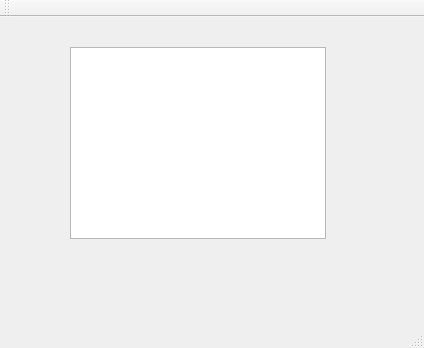
Old version of the form mainwindow.ui in the repository yileiren/YDocManager.
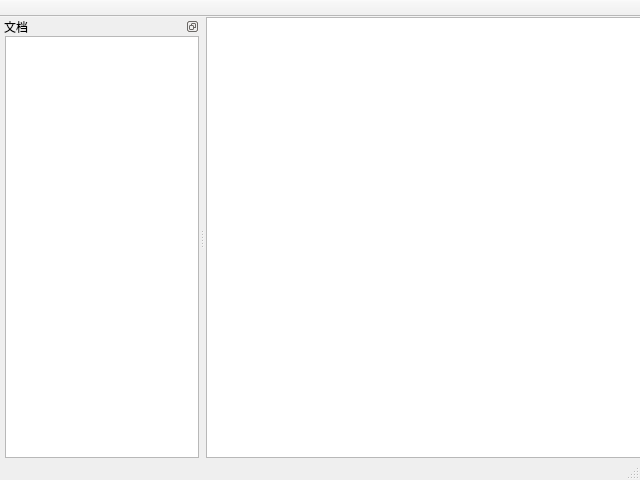
New version of the form. Custom widgets are drawn as their Qt base class.

Commit message: 窗体布局

The edit to the form file:
```diff
--- a/mainwindow.ui
+++ b/mainwindow.ui
@@ -6,24 +6,59 @@
    <rect>
     <x>0</x>
     <y>0</y>
-    <width>424</width>
-    <height>348</height>
+    <width>640</width>
+    <height>480</height>
    </rect>
   </property>
+  <property name="minimumSize">
+   <size>
+    <width>640</width>
+    <height>480</height>
+   </size>
+  </property>
+  <property name="contextMenuPolicy">
+   <enum>Qt::NoContextMenu</enum>
+  </property>
   <property name="windowTitle">
    <string>MainWindow</string>
   </property>
   <widget class="QWidget" name="centralWidget">
-   <widget class="YRichEditor" name="yRichEditor">
-    <property name="geometry">
-     <rect>
-      <x>70</x>
-      <y>30</y>
-      <width>256</width>
-      <height>192</height>
-     </rect>
+   <property name="sizePolicy">
+    <sizepolicy hsizetype="Preferred" vsizetype="Preferred">
+     <horstretch>0</horstretch>
+     <verstretch>0</verstretch>
+    </sizepolicy>
+   </property>
+   <layout class="QVBoxLayout" name="verticalLayout" stretch="0">
+    <property name="spacing">
+     <number>2</number>
     </property>
-   </widget>
+    <property name="leftMargin">
+     <number>1</number>
+    </property>
+    <property name="topMargin">
+     <number>0</number>
+    </property>
+    <property name="rightMargin">
+     <number>5</number>
+    </property>
+    <property name="bottomMargin">
+     <number>0</number>
+    </property>
+    <item>
+     <widget class="YRichEditor" name="yRichEditor">
+      <property name="minimumSize">
+       <size>
+        <width>500</width>
+        <height>0</height>
+       </size>
+      </property>
+      <property name="contextMenuPolicy">
+       <enum>Qt::NoContextMenu</enum>
+      </property>
+     </widget>
+    </item>
+   </layout>
   </widget>
   <widget class="QMenuBar" name="menuBar">
    <property name="geometry">
@@ -36,6 +71,18 @@
    </property>
   </widget>
   <widget class="QToolBar" name="mainToolBar">
+   <property name="contextMenuPolicy">
+    <enum>Qt::NoContextMenu</enum>
+   </property>
+   <property name="movable">
+    <bool>false</bool>
+   </property>
+   <property name="allowedAreas">
+    <set>Qt::TopToolBarArea</set>
+   </property>
+   <property name="floatable">
+    <bool>false</bool>
+   </property>
    <attribute name="toolBarArea">
     <enum>TopToolBarArea</enum>
    </attribute>
@@ -44,6 +91,78 @@
    </attribute>
   </widget>
   <widget class="QStatusBar" name="statusBar"/>
+  <widget class="QDockWidget" name="dockWidget">
+   <property name="minimumSize">
+    <size>
+     <width>200</width>
+     <height>147</height>
+    </size>
+   </property>
+   <property name="sizeIncrement">
+    <size>
+     <width>0</width>
+     <height>0</height>
+    </size>
+   </property>
+   <property name="mouseTracking">
+    <bool>true</bool>
+   </property>
+   <property name="focusPolicy">
+    <enum>Qt::NoFocus</enum>
+   </property>
+   <property name="contextMenuPolicy">
+    <enum>Qt::NoContextMenu</enum>
+   </property>
+   <property name="acceptDrops">
+    <bool>false</bool>
+   </property>
+   <property name="autoFillBackground">
+    <bool>false</bool>
+   </property>
+   <property name="features">
+    <set>QDockWidget::DockWidgetFloatable</set>
+   </property>
+   <property name="allowedAreas">
+    <set>Qt::LeftDockWidgetArea</set>
+   </property>
+   <property name="windowTitle">
+    <string>文档</string>
+   </property>
+   <attribute name="dockWidgetArea">
+    <number>1</number>
+   </attribute>
+   <widget class="QWidget" name="dockWidgetContents">
+    <layout class="QGridLayout" name="gridLayout">
+     <property name="leftMargin">
+      <number>5</number>
+     </property>
+     <property name="topMargin">
+      <number>0</number>
+     </property>
+     <property name="rightMargin">
+      <number>1</number>
+     </property>
+     <property name="bottomMargin">
+      <number>0</number>
+     </property>
+     <property name="spacing">
+      <number>2</number>
+     </property>
+     <item row="0" column="0">
+      <widget class="QTreeWidget" name="treeWidget">
+       <attribute name="headerVisible">
+        <bool>false</bool>
+       </attribute>
+       <column>
+        <property name="text">
+         <string notr="true">1</string>
+        </property>
+       </column>
+      </widget>
+     </item>
+    </layout>
+   </widget>
+  </widget>
  </widget>
  <layoutdefault spacing="6" margin="11"/>
  <customwidgets>
```
Left out of the diff: 4 changed lines with no effect on the pictures.
